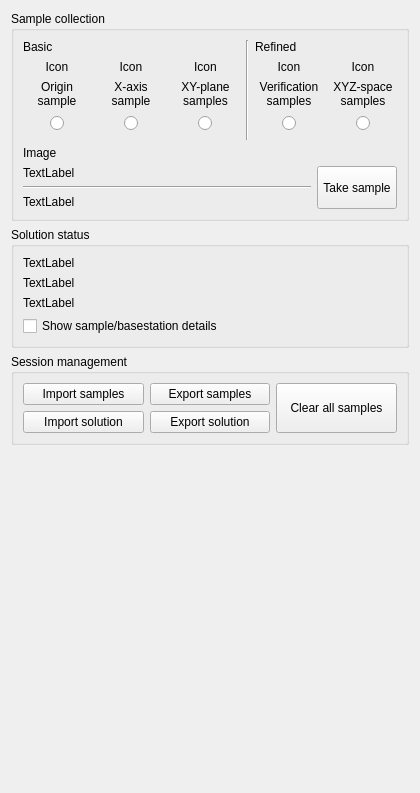
Before: the Qt Designer form src/cfclient/ui/widgets/geo_estimator.ui in bitcraze/crazyflie-clients-python, drawn with Qt 5.
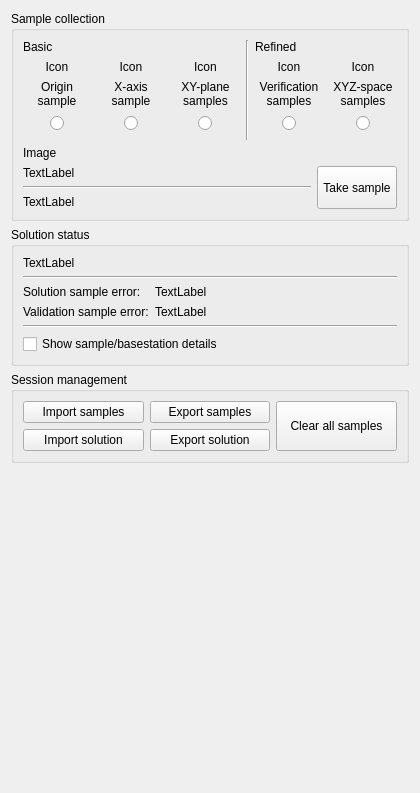
After: the same form once the commit is applied.

Commit message: Cleaned up solution status box

Patch:
```diff
--- a/src/cfclient/ui/widgets/geo_estimator.ui
+++ b/src/cfclient/ui/widgets/geo_estimator.ui
@@ -463,9 +463,18 @@
            </widget>
           </item>
           <item>
+           <widget class="Line" name="line_3">
+            <property name="orientation">
+             <enum>Qt::Orientation::Horizontal</enum>
+            </property>
+           </widget>
+          </item>
+          <item>
+           <layout class="QGridLayout" name="gridLayout_4">
+            <item row="0" column="1">
            <widget class="QLabel" name="_solution_status_max_error">
             <property name="sizePolicy">
-             <sizepolicy hsizetype="Maximum" vsizetype="Preferred">
+               <sizepolicy hsizetype="Preferred" vsizetype="Preferred">
               <horstretch>0</horstretch>
               <verstretch>0</verstretch>
              </sizepolicy>
@@ -475,16 +484,51 @@
             </property>
            </widget>
           </item>
-          <item>
+            <item row="0" column="0">
+             <widget class="QLabel" name="label">
+              <property name="sizePolicy">
+               <sizepolicy hsizetype="Maximum" vsizetype="Preferred">
+                <horstretch>0</horstretch>
+                <verstretch>0</verstretch>
+               </sizepolicy>
+              </property>
+              <property name="text">
+               <string>Solution sample error:</string>
+              </property>
+             </widget>
+            </item>
+            <item row="1" column="1">
            <widget class="QLabel" name="_solution_status_verification_error">
             <property name="sizePolicy">
-             <sizepolicy hsizetype="Maximum" vsizetype="Preferred">
+               <sizepolicy hsizetype="Preferred" vsizetype="Preferred">
               <horstretch>0</horstretch>
               <verstretch>0</verstretch>
              </sizepolicy>
             </property>
             <property name="text">
              <string>TextLabel</string>
+              </property>
+             </widget>
+            </item>
+            <item row="1" column="0">
+             <widget class="QLabel" name="label_2">
+              <property name="sizePolicy">
+               <sizepolicy hsizetype="Maximum" vsizetype="Preferred">
+                <horstretch>0</horstretch>
+                <verstretch>0</verstretch>
+               </sizepolicy>
+              </property>
+              <property name="text">
+               <string>Validation sample error:</string>
+              </property>
+             </widget>
+            </item>
+           </layout>
+          </item>
+          <item>
+           <widget class="Line" name="line_4">
+            <property name="orientation">
+             <enum>Qt::Orientation::Horizontal</enum>
             </property>
            </widget>
           </item>
```
Lines whose indentation alone changed are shown as unchanged. The commit also changes 1 other file.
